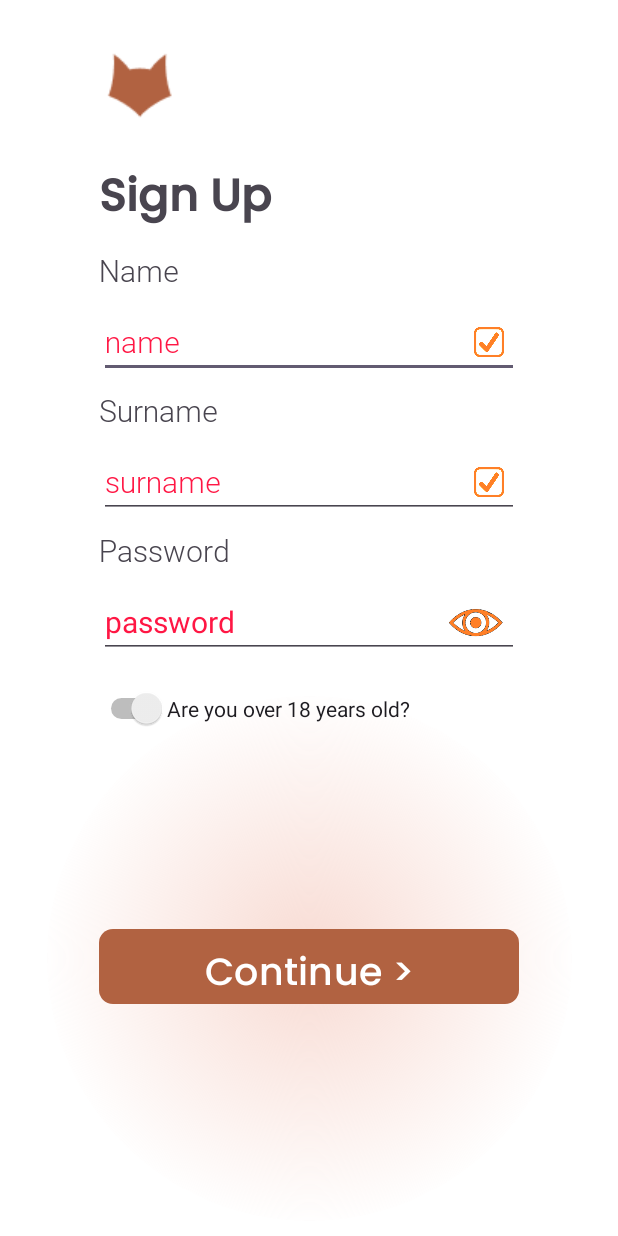
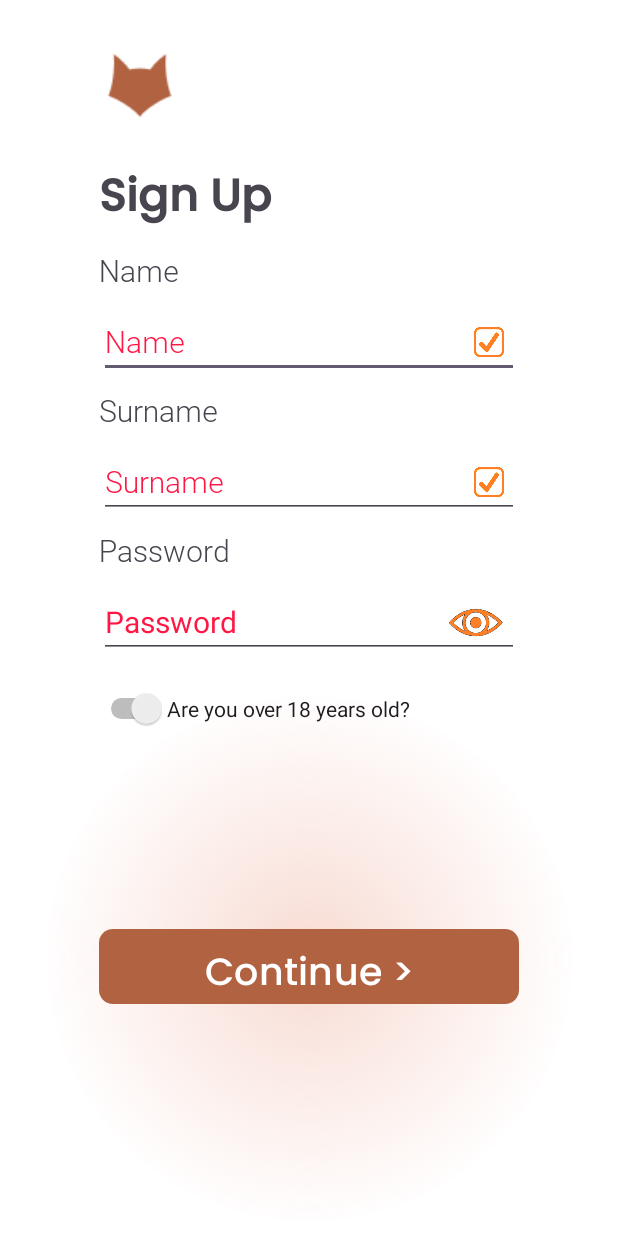
Before and after one commit to VadimKravchenkoDev/Registration-page, an Android app: the screen it shows after launch (MainActivity), after a tap on "Continue >", on a phone screen of 412 x 824 dp. Run offline under Robolectric (Android 15) with nearby library versions, the phone set to English and light mode, and no system bars.

Commit message:
add strings resourse into main activity

```diff
--- a/app/src/main/java/com/example/registrationpage/MainActivity.java
+++ b/app/src/main/java/com/example/registrationpage/MainActivity.java
@@ -77,21 +77,21 @@ public class MainActivity extends AppCompatActivity {
         binding.editTextName.setOnFocusChangeListener((v, hasFocus) -> {
             if (hasFocus) {
                 binding.editTextName.setTextColor(ContextCompat.getColor(this, R.color.black));
-                if(binding.editTextName.getText().toString().equals("name")){binding.editTextName.setText("");}
+                if(binding.editTextName.getText().toString().equals(getString(R.string.name))){binding.editTextName.setText("");}
             }
         });
 
         binding.editTextSername.setOnFocusChangeListener((v, hasFocus) -> {
             if (hasFocus) {
                 binding.editTextSername.setTextColor(ContextCompat.getColor(this, R.color.black));
-                if(binding.editTextSername.getText().toString().equals("surname")){binding.editTextSername.setText("");}
+                if(binding.editTextSername.getText().toString().equals(getString(R.string.surname))){binding.editTextSername.setText("");}
             }
         });
 
         binding.editTextPassword.setOnFocusChangeListener((v, hasFocus) -> {
             if (hasFocus) {
                 binding.editTextPassword.setTextColor(ContextCompat.getColor(this, R.color.black));
-                if(binding.editTextPassword.getText().toString().equals("password")){binding.editTextPassword.setText("");}
+                if(binding.editTextPassword.getText().toString().equals(getString(R.string.password))){binding.editTextPassword.setText("");}
             }
         });
 
@@ -103,17 +103,17 @@ public class MainActivity extends AppCompatActivity {
                 String errorMessage = RegistrationValidator.getErrorMessage(MainActivity.this, name, surname, password);
 
                 if (name.isEmpty()) {
-                    binding.editTextName.setText("name");
+                    binding.editTextName.setText(R.string.name);
                     binding.editTextName.setTextColor(ContextCompat.getColor(this, R.color.red));
                 }
 
                 if (surname.isEmpty()) {
-                    binding.editTextSername.setText("surname");
+                    binding.editTextSername.setText(R.string.surname);
                     binding.editTextSername.setTextColor(ContextCompat.getColor(this, R.color.red));
                 }
 
                 if (password.isEmpty()) {
-                    binding.editTextPassword.setText("password");
+                    binding.editTextPassword.setText(R.string.password);
                     binding.editTextPassword.setTextColor(ContextCompat.getColor(this, R.color.red));
                     binding.editTextPassword.setInputType(InputType.TYPE_TEXT_VARIATION_VISIBLE_PASSWORD);
                 }
@@ -131,6 +131,8 @@ public class MainActivity extends AppCompatActivity {
                 Log.d("MainActivity", "add data");
                 setNewFragment(parentFragment);
             }
+
+
         });
     }
     private void checkFieldsAndToggleCheckmark() {
```
